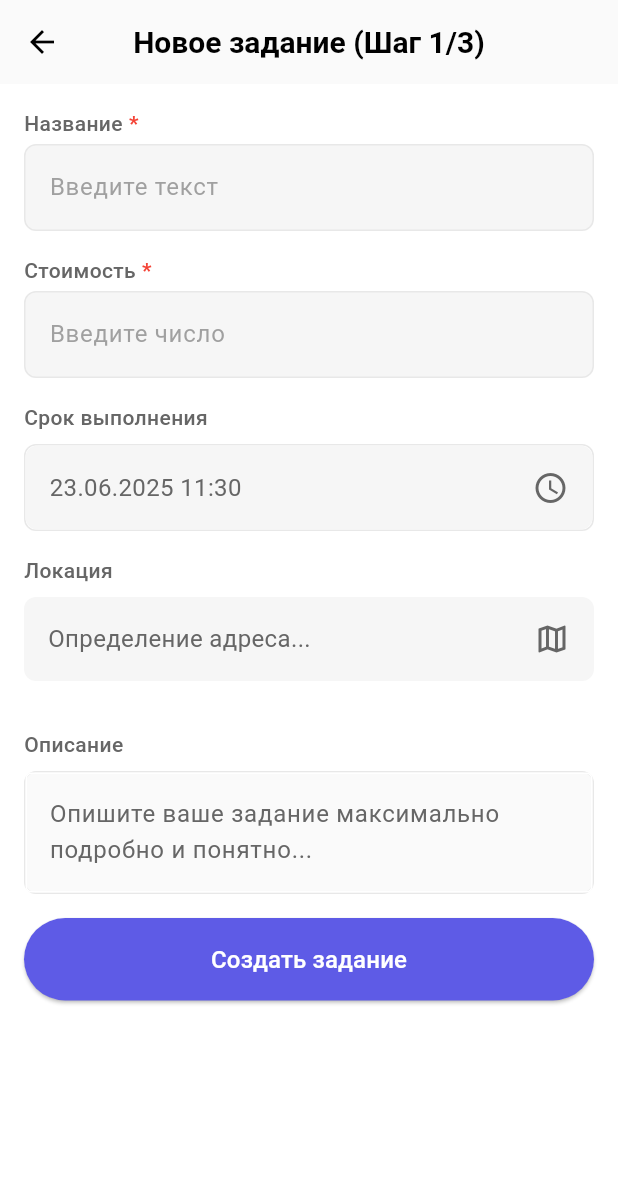
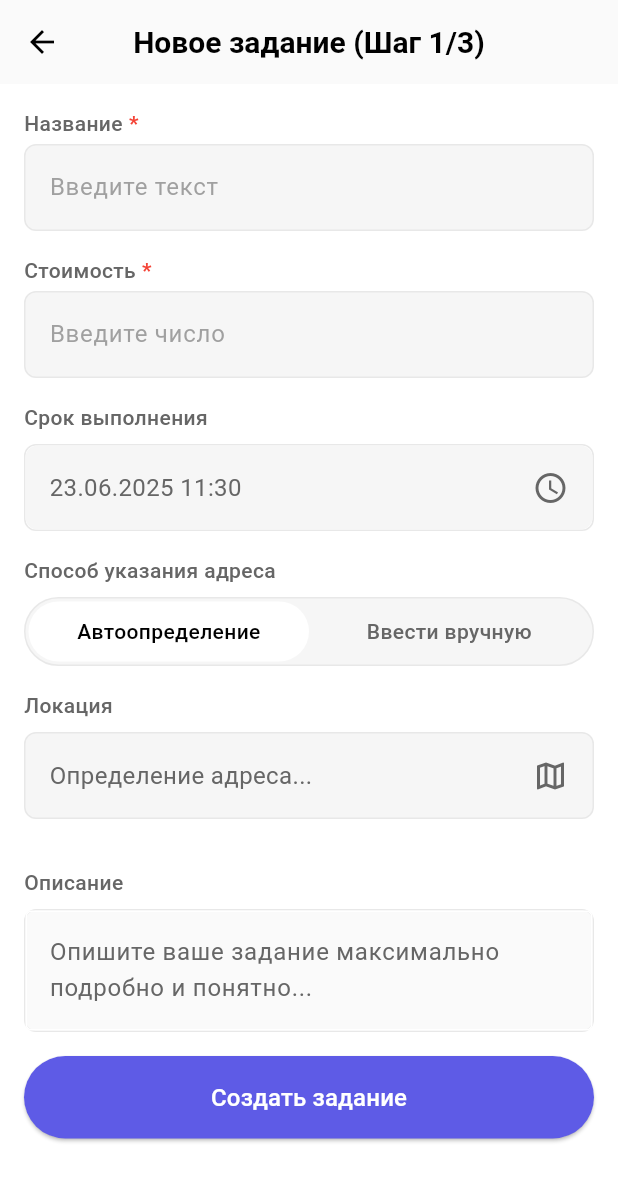
Before and after one commit to KotoFeelGood72/nerobot, a Flutter app: the NewTaskCreateScreen screen opened by its route, on a phone screen of 412 x 824 dp. Shown: the top 1181 px of the screen. Run offline on Flutter 3.47's test engine with Material 3 defaults, Android fonts, the phone set to English and light mode, and no system bars; our stand-ins replace auto_route, cloud_firestore, firebase_auth, firebase_core, firebase_messaging, firebase_storage and 12 more; missing offline and left inert: iconify_flutter; accounts and stored records are empty.

Commit message:
Добавил возможность вписать адрес в ручную

```diff
--- a/lib/screens/task/create/new_task_create_screen.dart
+++ b/lib/screens/task/create/new_task_create_screen.dart
@@ -30,6 +30,9 @@ class _NewTaskCreateScreenState extends State<NewTaskCreateScreen> {
   final _nameController = TextEditingController();
   final _priceController = TextEditingController();
   final _descriptionController = TextEditingController();
+
+  bool _isManualAddress = false;
+  final _manualAddressController = TextEditingController();
 
   LatLng? _selectedLocation;
   String? _selectedAddress;
@@ -79,6 +82,31 @@ class _NewTaskCreateScreenState extends State<NewTaskCreateScreen> {
       // В случае ошибки просто не обновляем локацию
       debugPrint("Ошибка при получении геопозиции: $e");
     }
+  }
+
+  void _updateAddressMode(String mode) {
+    setState(() {
+      _isManualAddress = mode == 'manual';
+      if (!_isManualAddress) _manualAddressController.clear();
+    });
+  }
+
+  Widget _addressModeChip({required bool active, required String label}) {
+    return Container(
+      padding: const EdgeInsets.symmetric(vertical: 10),
+      decoration: BoxDecoration(
+        color: active ? AppColors.white : Colors.transparent,
+        borderRadius: BorderRadius.circular(30),
+      ),
+      alignment: Alignment.center,
+      child: Text(
+        label,
+        style: TextStyle(
+          color: active ? AppColors.black : AppColors.gray,
+          fontWeight: FontWeight.w500,
+        ),
+      ),
+    );
   }
 
   Future<void> _getAddressFromLatLng(LatLng location) async {
@@ -163,7 +191,11 @@ class _NewTaskCreateScreenState extends State<NewTaskCreateScreen> {
     final price = int.tryParse(_priceController.text.trim()) ?? 0;
     final deadline = _deadline;
     final location = _selectedLocation;
-    final address = _selectedAddress;
+    final address =
+        _isManualAddress
+            ? _manualAddressController.text.trim()
+            : _selectedAddress;
+
     final urgency = _selectedUrgency;
     final user = FirebaseAuth.instance.currentUser;
     final description = _descriptionController.text.trim();
@@ -172,6 +204,13 @@ class _NewTaskCreateScreenState extends State<NewTaskCreateScreen> {
       ScaffoldMessenger.of(context).showSnackBar(
         const SnackBar(content: Text("Описание не может быть пустым")),
       );
+      return;
+    }
+
+    if (address == null || address.isEmpty) {
+      ScaffoldMessenger.of(
+        context,
+      ).showSnackBar(const SnackBar(content: Text("Укажите адрес задания")));
       return;
     }
 
@@ -251,7 +290,7 @@ class _NewTaskCreateScreenState extends State<NewTaskCreateScreen> {
     _nameController.dispose();
     _priceController.dispose();
     _descriptionController.dispose();
-
+    _manualAddressController.dispose();
     super.dispose();
   }
 
@@ -339,49 +378,68 @@ class _NewTaskCreateScreenState extends State<NewTaskCreateScreen> {
                   ),
                 ),
               ),
+
               const SizedBox(height: 16),
 
-              // Срочность (Dropdown)
-              // const Text("Срочность", style: TextStyle(fontSize: 16)),
-              // const SizedBox(height: 8),
-              // Container(
-              //   padding: const EdgeInsets.symmetric(horizontal: 12),
-              //   decoration: BoxDecoration(
-              //     color: AppColors.ulight,
-              //     borderRadius: BorderRadius.circular(8),
-              //   ),
-              //   child: DropdownButton<String>(
-              //     underline: const SizedBox(),
-              //     value: _selectedUrgency,
-              //     isExpanded: true,
-              //     icon: const Icon(
-              //       Icons.arrow_drop_down,
-              //       color: AppColors.gray,
-              //     ),
-              //     items:
-              //         _urgencyOptions
-              //             .map(
-              //               (urg) => DropdownMenuItem(
-              //                 value: urg,
-              //                 child: Text(
-              //                   urg[0].toUpperCase() + urg.substring(1),
-              //                   style: const TextStyle(color: AppColors.black),
-              //                 ),
-              //               ),
-              //             )
-              //             .toList(),
-              //     onChanged: (value) {
-              //       if (value != null && mounted) {
-              //         setState(() {
-              //           _selectedUrgency = value;
-              //         });
-              //       }
-              //     },
-              //   ),
-              // ),
-              // const SizedBox(height: 16),
+              const Text(
+                "Способ указания адреса",
+                style: TextStyle(
+                  fontSize: 14,
+                  fontWeight: FontWeight.w500,
+                  color: AppColors.gray,
+                ),
+              ),
+              const SizedBox(height: 8),
+              Container(
+                padding: const EdgeInsets.all(2),
+                decoration: BoxDecoration(
+                  color: AppColors.ulight,
+                  borderRadius: BorderRadius.circular(30),
+                  border: Border.all(width: 1, color: AppColors.border),
+                ),
+                child: Row(
+                  children: [
+                    Expanded(
+                      child: GestureDetector(
+                        onTap: () => _updateAddressMode('auto'),
+                        child: _addressModeChip(
+                          active: !_isManualAddress,
+                          label: 'Автоопределение',
+                        ),
+                      ),
+                    ),
+                    Expanded(
+                      child: GestureDetector(
+                        onTap: () => _updateAddressMode('manual'),
+                        child: _addressModeChip(
+                          active: _isManualAddress,
+                          label: 'Ввести вручную',
+                        ),
+                      ),
+                    ),
+                  ],
+                ),
+              ),
+              const SizedBox(height: 16),
 
-              // Локация
+              if (_isManualAddress)
+                // Ручной ввод адреса
+                Column(
+                  crossAxisAlignment: CrossAxisAlignment.start,
+                  children: [
+                    Inputs(
+                      controller: _priceController,
+                      backgroundColor: AppColors.ulight,
+                      textColor: AppColors.gray,
+                      label: 'Адрес',
+                    ),
+                  ],
+                )
+              else
+                // Автоопределение + карта
+                Column(
+                  crossAxisAlignment: CrossAxisAlignment.start,
+                  children: [
                     const Text(
                       "Локация",
                       style: TextStyle(
@@ -398,6 +456,7 @@ class _NewTaskCreateScreenState extends State<NewTaskCreateScreen> {
                         decoration: BoxDecoration(
                           color: AppColors.ulight,
                           borderRadius: BorderRadius.circular(8),
+                          border: Border.all(width: 1, color: AppColors.border),
                         ),
                         child: Row(
                           mainAxisAlignment: MainAxisAlignment.spaceBetween,
@@ -411,10 +470,15 @@ class _NewTaskCreateScreenState extends State<NewTaskCreateScreen> {
                                 ),
                               ),
                             ),
-                      const Icon(Icons.map_outlined, color: AppColors.gray),
+                            const Icon(
+                              Icons.map_outlined,
+                              color: AppColors.gray,
+                            ),
                           ],
                         ),
                       ),
+                    ),
+                  ],
                 ),
               const SizedBox(height: 32),
 
```
Lines whose indentation alone changed are shown as unchanged.
